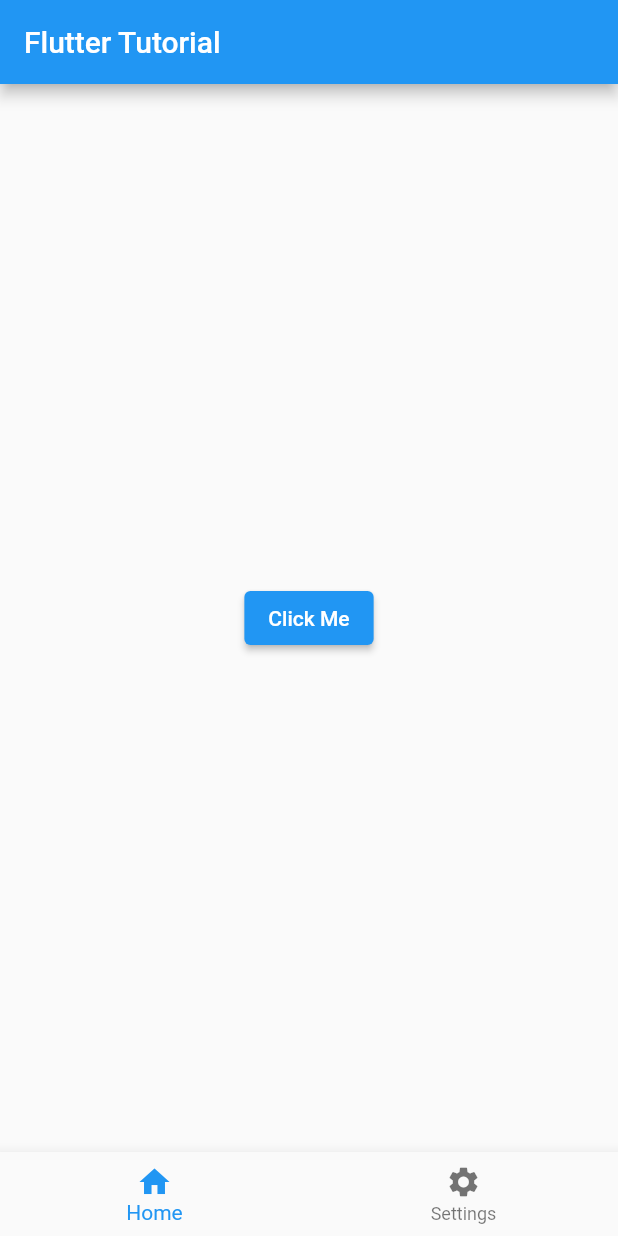
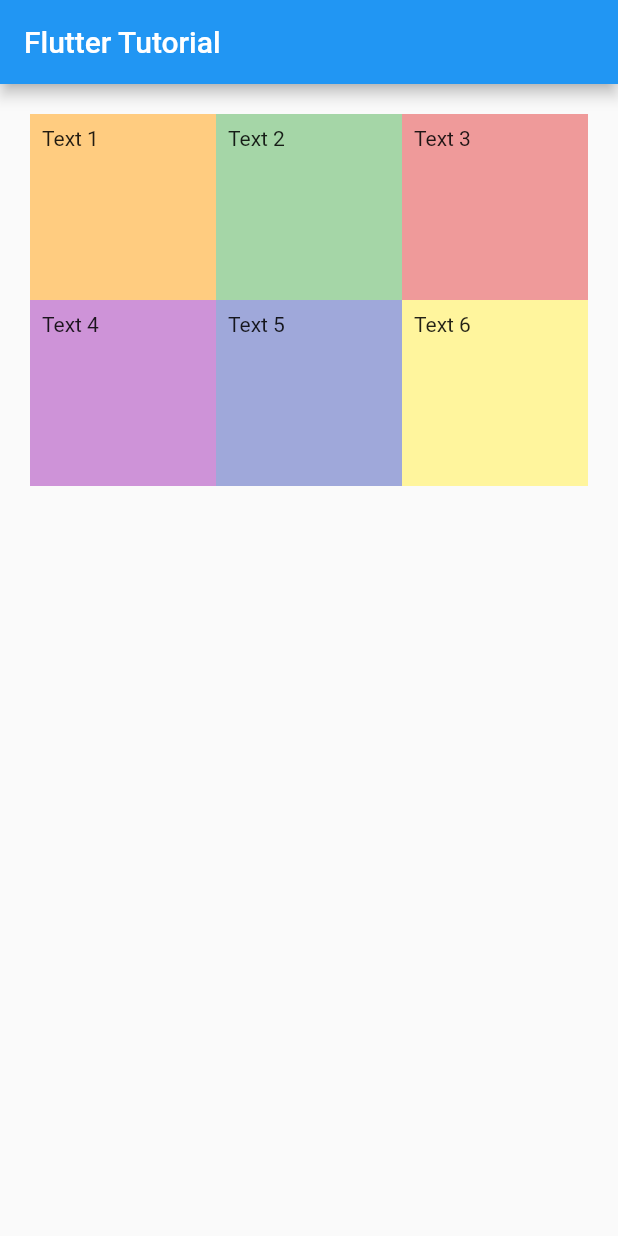
Before and after one commit to markiplagat/flutter_tutorialkart, a Flutter app: the screen it shows after launch, on a phone screen of 412 x 824 dp. Run offline on Flutter 3.47's test engine with Material 2 defaults, Android fonts, the phone set to English and light mode, and no system bars.

Commit message:
GridView

```diff
--- a/lib/main.dart
+++ b/lib/main.dart
@@ -29,26 +29,43 @@ class MyStatefulWidget extends StatefulWidget {
 class _MyStatefulWidgetState extends State<MyStatefulWidget> {
   @override
   Widget build(BuildContext context) {
-    return Scaffold(
-      body: Center(
-        child: Column(
-          mainAxisSize: MainAxisSize.min,
-          children: <Widget>[
-            ElevatedButton(
-                onPressed: () { // Set (onPressed: null) to disable elevated button
-                  ScaffoldMessenger.of(context).showSnackBar(
-                      const SnackBar(content: Text('Good...You pressed me')));
-                },
-                child: const Text('Click Me')),
-          ],
-        ),
-      ),
-      bottomNavigationBar: BottomNavigationBar(
-        items: const [
-          BottomNavigationBarItem(label: "Home", icon: Icon(Icons.home)),
-          BottomNavigationBarItem(label: "Settings", icon: Icon(Icons.settings))
-        ],
-      ),
-    );
+    return Center(
+        child: GridView(
+            gridDelegate: const SliverGridDelegateWithFixedCrossAxisCount(
+                crossAxisCount: 3),
+            primary: false,
+            padding: const EdgeInsets.all(20),
+            children: <Widget>[
+          Container(
+            padding: const EdgeInsets.all(8),
+            child: const Text("Text 1"),
+            color: Colors.orange[200],
+          ),
+          Container(
+            padding: const EdgeInsets.all(8),
+            child: const Text("Text 2"),
+            color: Colors.green[200],
+          ),
+          Container(
+            padding: const EdgeInsets.all(8),
+            child: const Text("Text 3"),
+            color: Colors.red[200],
+          ),
+          Container(
+            padding: const EdgeInsets.all(8),
+            child: const Text("Text 4"),
+            color: Colors.purple[200],
+          ),
+          Container(
+            padding: const EdgeInsets.all(8),
+            child: const Text("Text 5"),
+            color: Colors.indigo[200],
+          ),
+          Container(
+            padding: const EdgeInsets.all(8),
+            child: const Text("Text 6"),
+            color: Colors.yellow[200],
+          )
+        ]));
   }
 }
```
